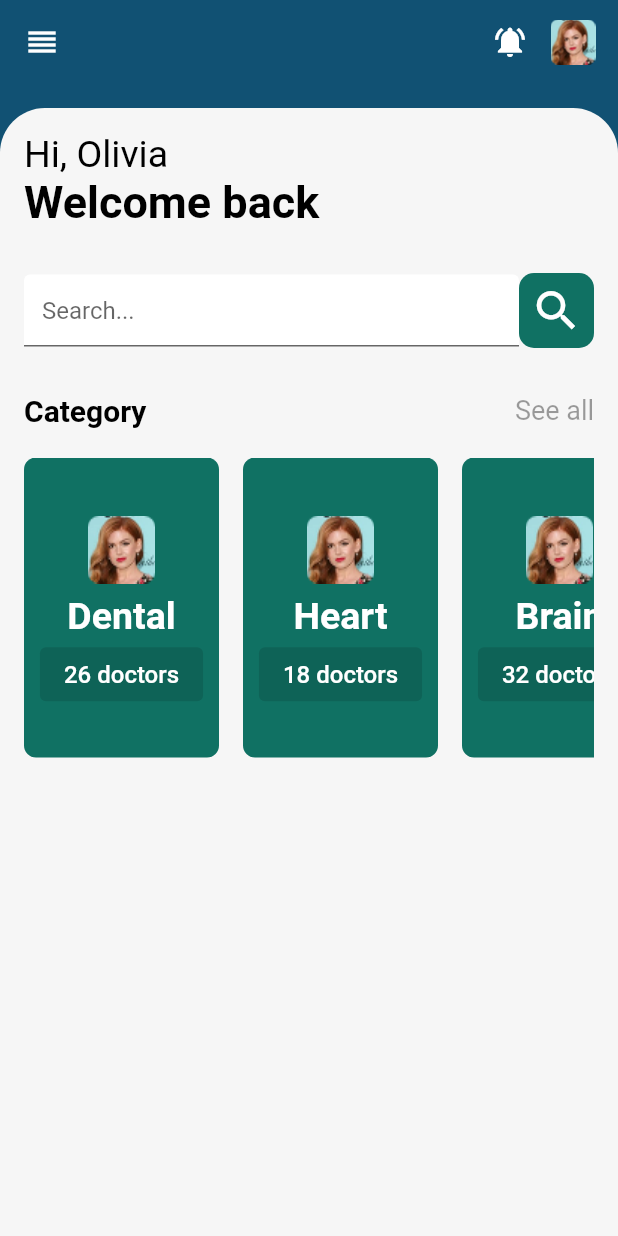
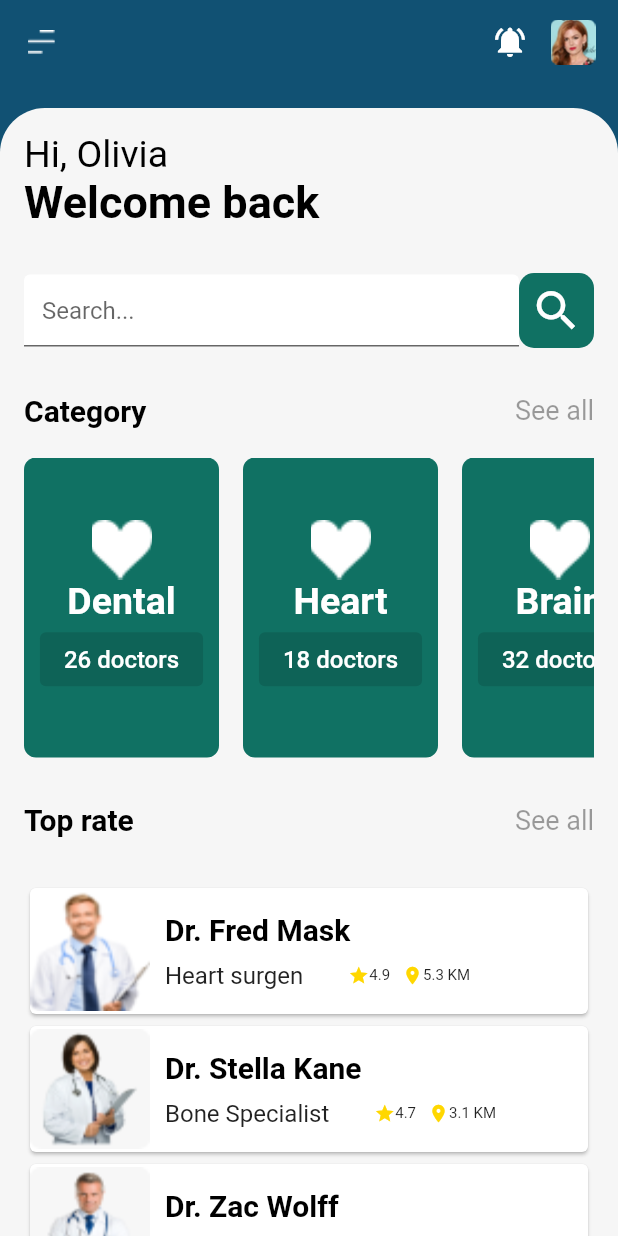
Before and after one commit to MahmoudElmaghraby/Doctor-Flutter-App, a Flutter app: the screen it shows after launch, on a phone screen of 412 x 824 dp. Run offline on Flutter 3.47's test engine with Material 2 defaults, Android fonts, the phone set to English and light mode, and no system bars.

Commit message:
finishing home page

```diff
--- a/lib/models/cat_model.dart
+++ b/lib/models/cat_model.dart
@@ -9,22 +9,22 @@ class CatModel{
 
   static List<CatModel> list= [
     CatModel(
-      imgPath: 'cat1.png',
+      imgPath: 'assets/dental_icon.png',
       name: 'Dental',
       numOfDoctors: 26,
     ),
     CatModel(
-      imgPath: 'cat1.png',
+      imgPath: 'assets/heart_icon.png',
       name: 'Heart',
       numOfDoctors: 18,
     ),
     CatModel(
-      imgPath: 'cat1.png',
+      imgPath: 'assets/brain_icon.png',
       name: 'Brain',
       numOfDoctors: 32,
     ),
     CatModel(
-      imgPath: 'cat1.png',
+      imgPath: 'assets/bone_icon.png',
       name: 'Bone',
       numOfDoctors: 36,
     ),
--- /dev/null
+++ b/lib/models/doctors_model.dart
@@ -0,0 +1,41 @@
+import 'package:flutter/material.dart';
+
+class DoctorsModel {
+  final String docImg;
+  final String docName;
+  final String docSpecialization;
+  final double docRate;
+  final double distance;
+
+  DoctorsModel({
+    this.docImg,
+    this.docName,
+    this.docSpecialization,
+    this.docRate,
+    this.distance,
+  });
+
+  static List<DoctorsModel> list = [
+    DoctorsModel(
+      docImg: 'assets/doc_s1.png',
+      docName: 'Dr. Fred Mask',
+      docSpecialization: 'Heart surgen',
+      docRate: 4.9,
+      distance: 5.3,
+    ),
+    DoctorsModel(
+      docImg: 'assets/doc_s2.png',
+      docName: 'Dr. Stella Kane ',
+      docSpecialization: 'Bone Specialist',
+      docRate: 4.7,
+      distance: 3.1,
+    ),
+    DoctorsModel(
+      docImg: 'assets/doc_s3.png',
+      docName: 'Dr. Zac Wolff',
+      docSpecialization: 'Eyes Specialist',
+      docRate: 4.5,
+      distance: 4.6,
+    ),
+  ];
+}
--- a/lib/pages/first_page.dart
+++ b/lib/pages/first_page.dart
@@ -1,9 +1,11 @@
 import 'package:doctor_flutter_app/core/contants.dart';
 import 'package:doctor_flutter_app/models/cat_model.dart';
+import 'package:doctor_flutter_app/models/doctors_model.dart';
 import 'package:flutter/material.dart';
 
 class FirstPage extends StatelessWidget {
   List<CatModel> catList = CatModel.list;
+  List<DoctorsModel> docList = DoctorsModel.list;
 
   @override
   Widget build(BuildContext context) {
@@ -12,8 +14,9 @@ class FirstPage extends StatelessWidget {
       appBar: AppBar(
         backgroundColor: AppColors.blueColor,
         shadowColor: Colors.transparent,
-        leading: Icon(
-          Icons.reorder,
+        leading: IconButton(
+          icon: Image.asset('assets/menu_icon.png'),
+          onPressed: () {},
         ),
         actions: [
           Icon(Icons.notifications_active),
@@ -26,7 +29,9 @@ class FirstPage extends StatelessWidget {
           SizedBox(width: 15),
         ],
       ),
-      body: Container(
+      body: ListView(
+        children: [
+          Container(
             padding: EdgeInsets.all(16.0),
             margin: EdgeInsets.only(top: 16.0),
             decoration: BoxDecoration(
@@ -107,18 +112,143 @@ class FirstPage extends StatelessWidget {
                 SizedBox(height: 20.0),
                 Container(
                   height: 200,
-              child: ListView(
+                  child: ListView.builder(
                     scrollDirection: Axis.horizontal,
+                    itemCount: catList.length,
+                    itemBuilder: (context, index) {
+                      CatModel catModel = catList[index];
+                      return _buildCatWidget(
+                        'assets/heart_icon.png',
+                        catModel.name,
+                        catModel.numOfDoctors,
+                      );
+                    },
+                  ),
+                ),
+                SizedBox(height: 30.0),
+                Row(
+                  mainAxisAlignment: MainAxisAlignment.spaceBetween,
                   children: [
-                  _buildCatWidget('assets/profile_img.png', 'Dental', 26),
-                  _buildCatWidget('assets/profile_img.png', 'Heart', 18),
-                  _buildCatWidget('assets/profile_img.png', 'Brain', 32),
-                  _buildCatWidget('assets/profile_img.png', 'Bone', 35),
+                    Text(
+                      'Top rate',
+                      style: TextStyle(
+                        fontSize: 20,
+                        color: Colors.black,
+                        fontWeight: FontWeight.bold,
+                      ),
+                    ),
+                    Text(
+                      'See all',
+                      style: TextStyle(
+                        fontSize: 18,
+                        color: Colors.black38,
+                      ),
+                    ),
+                  ],
+                ),
+                SizedBox(height: 30.0),
+                Container(
+                  height: 300,
+                  width: MediaQuery.of(context).size.width,
+                  child: ListView.builder(
+                    primary: false,
+                    itemCount: docList.length,
+                    itemBuilder: (context, index) {
+                      DoctorsModel docModel = docList[index];
+                      return _buildDoctorListItem(
+                        docModel.docImg,
+                        docModel.docName,
+                        docModel.docSpecialization,
+                        docModel.docRate,
+                        docModel.distance,
+                      );
+                    },
+                  ),
+                ),
               ],
             ),
           ),
         ],
       ),
+    );
+  }
+
+  Widget _buildDoctorListItem(
+    String img,
+    String name,
+    String specialization,
+    double rate,
+    double dist,
+  ) {
+    return Card(
+      child: Row(
+        children: [
+          Image.asset(
+            // 'assets/doc_s1.png',
+            img,
+            height: 80,
+            width: 80,
+            fit: BoxFit.fill,
+          ),
+          Padding(
+            padding: const EdgeInsets.only(
+              left: 10.0,
+              top: 16.0,
+              bottom: 16.0,
+            ),
+            child: Column(
+              crossAxisAlignment: CrossAxisAlignment.start,
+              children: [
+                Text(
+                  //  'Dr. Fred Mask',
+                  name,
+                  style: TextStyle(
+                    fontSize: 20,
+                    color: Colors.black,
+                    fontWeight: FontWeight.bold,
+                  ),
+                ),
+                SizedBox(height: 10.0),
+                Row(
+                  mainAxisAlignment: MainAxisAlignment.spaceBetween,
+                  children: [
+                    Text(
+                      //      'Heart surgen',
+                      specialization,
+                      style: TextStyle(
+                        fontSize: 16,
+                      ),
+                    ),
+                    Padding(
+                      padding: const EdgeInsets.only(left: 30.0),
+                      child: Icon(
+                        Icons.star,
+                        color: AppColors.yellowColor,
+                        size: 14.0,
+                      ),
+                    ),
+                    Text(
+                      '${rate}',
+                      style: TextStyle(fontSize: 10.0),
+                    ),
+                    Padding(
+                      padding: const EdgeInsets.only(left: 8.0),
+                      child: Icon(
+                        Icons.location_on_sharp,
+                        color: AppColors.yellowColor,
+                        size: 14.0,
+                      ),
+                    ),
+                    Text(
+                      '${dist} KM',
+                      style: TextStyle(fontSize: 10.0),
+                    ),
+                  ],
+                ),
+              ],
+            ),
+          ),
+        ],
       ),
     );
   }
@@ -137,11 +267,11 @@ class FirstPage extends StatelessWidget {
       child: Column(
         mainAxisAlignment: MainAxisAlignment.center,
         children: [
-          Image(
-            // image: AssetImage('assets/profile_img.png'),
-            image: AssetImage(imagePath),
-            width: 100,
-            height: 60,
+          Image.asset(
+            imagePath,
+            width: 40,
+            height: 40,
+            fit: BoxFit.cover,
           ),
           Text(
             name,
```
Also changed, not shown: pubspec.yaml (+8 -1 lines), assets/bone_icon.png (added), assets/brain_icon.png (added), assets/cat1.png (deleted), assets/doc_s1.png (added), assets/doc_s2.png (added), assets/doc_s3.png (added), assets/heart_icon.png (added). Lines whose indentation alone changed are shown as unchanged.
